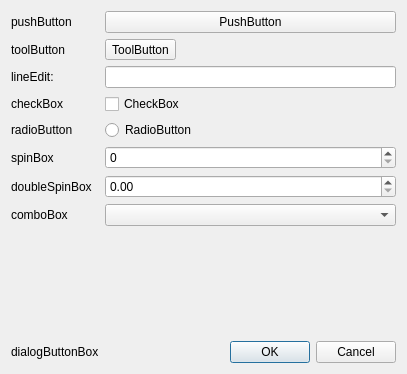
This is examples/ex_script_dialog.ui in KDAB/knut as Qt 5 draws it before an edit. The edited form follows.
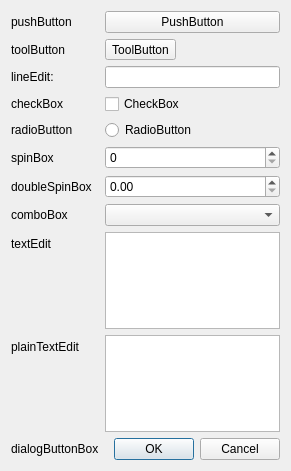
This is the edited form.

Commit message:
feat: Handle QTextEdit in the ScriptDialogItem (#141)
Fixes KDAB#27
to use the syntax highlighting of the "data.foo" widget, just use the name of the extension like "cpp", "js" or "py" in the "data.fooSyntax" property

Diff of the .ui file:
```diff
--- a/examples/ex_script_dialog.ui
+++ b/examples/ex_script_dialog.ui
@@ -6,8 +6,8 @@
    <rect>
     <x>0</x>
     <y>0</y>
-    <width>407</width>
-    <height>374</height>
+    <width>291</width>
+    <height>471</height>
    </rect>
   </property>
   <property name="windowTitle">
@@ -28,6 +28,23 @@
      </property>
     </widget>
    </item>
+   <item row="1" column="0">
+    <widget class="QLabel" name="label_9">
+     <property name="text">
+      <string>toolButton</string>
+     </property>
+    </widget>
+   </item>
+   <item row="1" column="1">
+    <widget class="QToolButton" name="toolButton">
+     <property name="enabled">
+      <bool>true</bool>
+     </property>
+     <property name="text">
+      <string>ToolButton</string>
+     </property>
+    </widget>
+   </item>
    <item row="2" column="0">
     <widget class="QLabel" name="label">
      <property name="text">
@@ -100,47 +117,37 @@
    <item row="7" column="1">
     <widget class="QComboBox" name="comboBox"/>
    </item>
-   <item row="8" column="1">
-    <spacer name="verticalSpacer">
-     <property name="orientation">
-      <enum>Qt::Vertical</enum>
-     </property>
-     <property name="sizeHint" stdset="0">
-      <size>
-       <width>20</width>
-       <height>249</height>
-      </size>
-     </property>
-    </spacer>
-   </item>
-   <item row="12" column="0">
+   <item row="11" column="0">
     <widget class="QLabel" name="label_3">
      <property name="text">
       <string>dialogButtonBox</string>
      </property>
     </widget>
    </item>
-   <item row="12" column="1">
+   <item row="11" column="1">
     <widget class="QDialogButtonBox" name="buttonBox">
      <property name="standardButtons">
       <set>QDialogButtonBox::Cancel|QDialogButtonBox::Ok</set>
      </property>
     </widget>
    </item>
-   <item row="1" column="1">
-    <widget class="QToolButton" name="toolButton">
-     <property name="enabled">
-      <bool>true</bool>
-     </property>
+   <item row="8" column="1">
+    <widget class="QTextEdit" name="textEdit"/>
+   </item>
+   <item row="9" column="1">
+    <widget class="QPlainTextEdit" name="plainTextEdit"/>
+   </item>
+   <item row="8" column="0">
+    <widget class="QLabel" name="label_10">
      <property name="text">
-      <string>ToolButton</string>
+      <string>textEdit</string>
      </property>
     </widget>
    </item>
-   <item row="1" column="0">
-    <widget class="QLabel" name="label_9">
+   <item row="9" column="0">
+    <widget class="QLabel" name="label_11">
      <property name="text">
-      <string>toolButton</string>
+      <string>plainTextEdit</string>
      </property>
     </widget>
    </item>
```
The commit also changes 4 other files.
